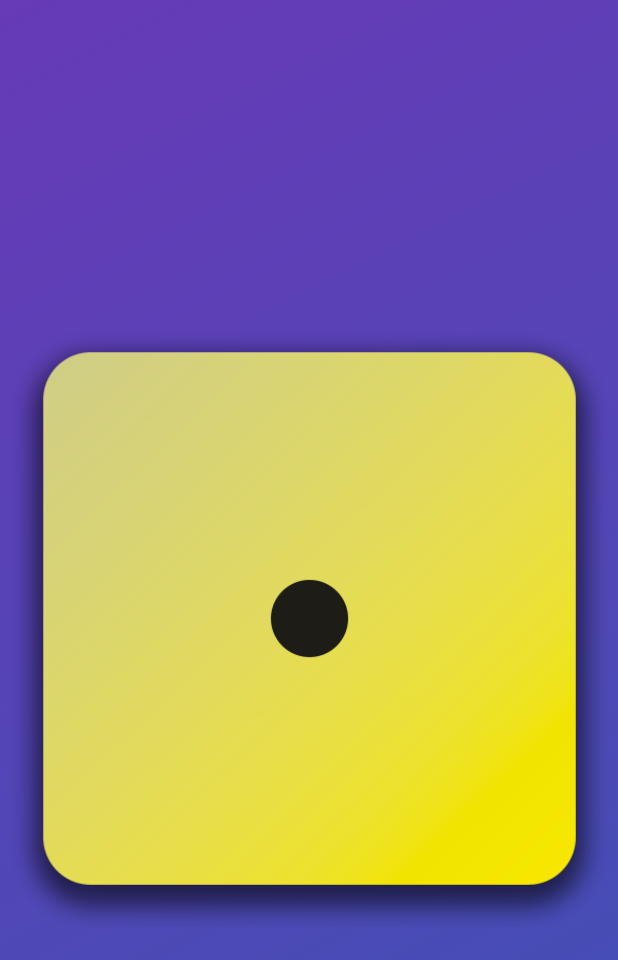
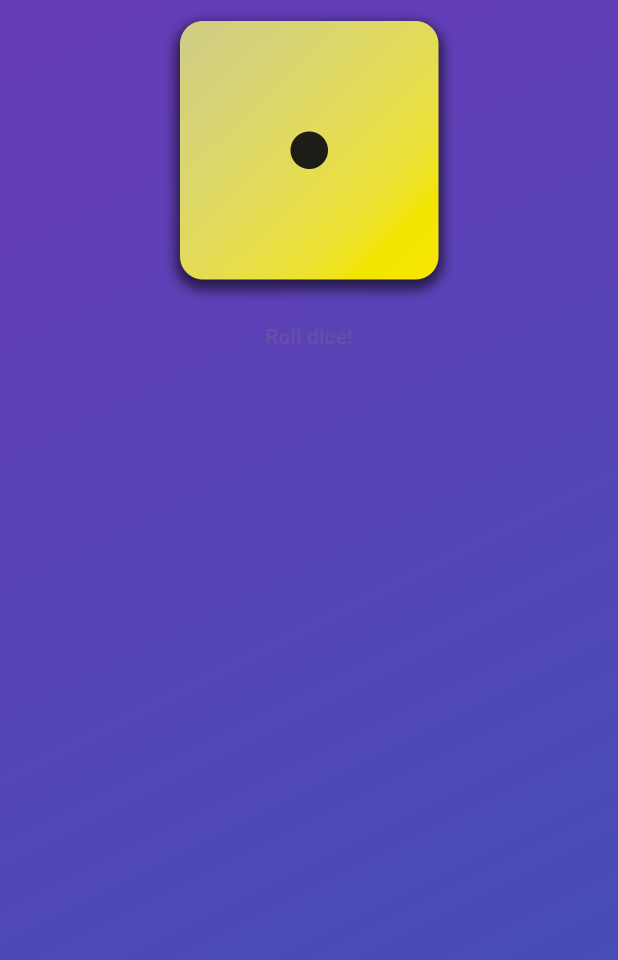
Before and after one commit to natib21/Flutter-Full-Projects, a Flutter app: the screen it shows after launch, on a phone screen of 412 x 824 dp. Shown: the top 960 px of the screen. Run offline on Flutter 3.47's test engine with Material 3 defaults, Android fonts, the phone set to English and light mode, and no system bars.

Commit message:
Add Button to Role Dice

```diff
--- a/first_project_01/lib/gradient_container.dart
+++ b/first_project_01/lib/gradient_container.dart
@@ -11,6 +11,8 @@ class GradientContainer extends StatelessWidget {
 
   final Color color1;
   final Color color2;
+
+  void RoleDice() {}
   @override
   Widget build(context) {
     return Container(
@@ -20,6 +22,15 @@ class GradientContainer extends StatelessWidget {
               begin: startAlignment,
               end: endAlignment),
         ),
-        child: Center(child: Image.asset('assets/images/dice-1.png')));
+        child: Center(
+            child: Column(
+          children: [
+            Image.asset(
+              'assets/images/dice-1.png',
+              width: 200,
+            ),
+            TextButton(onPressed: RoleDice, child: Text('Roll dice!'))
+          ],
+        )));
   }
 }
```
